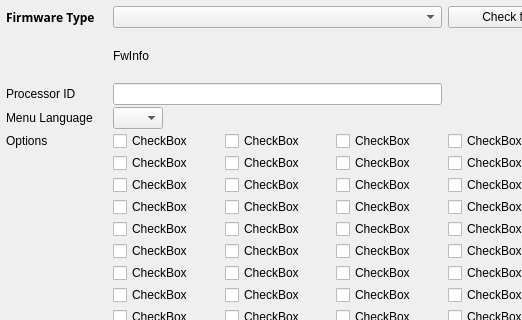
Qt form companion/src/fwpreferencesdialog.ui (opentx/opentx) before a commit; both pictures show x 0 to 522 and y 0 to 320 of the 620 by 437 pixel window.
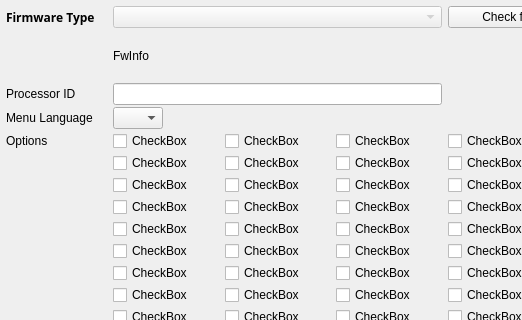
The same form after that commit.

Commit message: Moved selection of radio type from download dialog to profile tab. This was a bit tricky.

Diff of the .ui file:
```diff
--- a/companion/src/fwpreferencesdialog.ui
+++ b/companion/src/fwpreferencesdialog.ui
@@ -157,7 +157,11 @@
     </widget>
    </item>
    <item row="3" column="2" colspan="3">
-    <widget class="QComboBox" name="downloadVerCB"/>
+    <widget class="QComboBox" name="downloadVerCB">
+     <property name="enabled">
+      <bool>false</bool>
+     </property>
+    </widget>
    </item>
    <item row="7" column="2">
     <widget class="QComboBox" name="langCombo">
```
The commit also changes 5 other files.
